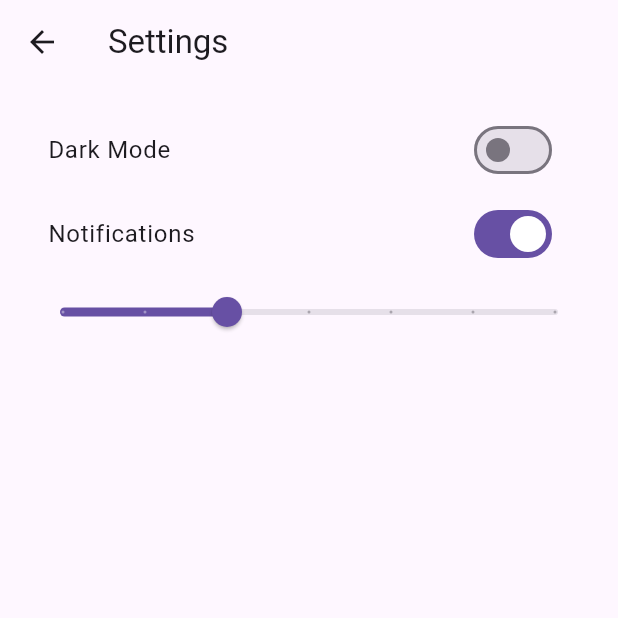
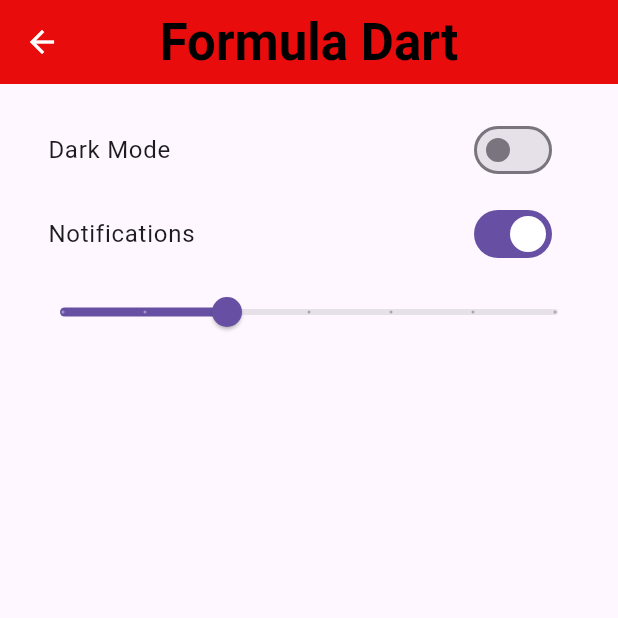
Before and after one commit to eiidoubleyuwes/nimeku-dart-a, a Flutter app: the SettingsPage screen opened directly, on a phone screen of 412 x 824 dp, the top half of it. Run offline on Flutter 3.47's test engine with Material 3 defaults, Android fonts, the phone set to English and light mode, and no system bars; our stand-ins replace get.

Commit message:
Feat:Final commit for the day
I have finnaly made my app look good.

SEMI DEFEAT my bottom bar is not responsive at all

```diff
--- a/myapp_flutter/lib/pages/dashboard.dart
+++ b/myapp_flutter/lib/pages/dashboard.dart
@@ -1,5 +1,6 @@
 import 'package:flutter/material.dart';
 import 'package:myapp_flutter/configs/constants.dart';
+import 'package:myapp_flutter/pages/settings.dart';
 import 'package:myapp_flutter/views/newscards.dart';
 
 class Dashboard extends StatelessWidget {
@@ -67,6 +68,8 @@ class Dashboard extends StatelessWidget {
           BottomNavigationBarItem(
             icon: Icon(Icons.person),
             label: 'Profile',
+            //Move to the setings page
+
           ),
         ],
         selectedItemColor: primaryColor,
--- a/myapp_flutter/lib/pages/settings.dart
+++ b/myapp_flutter/lib/pages/settings.dart
@@ -1,4 +1,5 @@
 import 'package:flutter/material.dart';
+import 'package:myapp_flutter/configs/constants.dart';
 
 class SettingsPage extends StatefulWidget {
   @override
@@ -14,8 +15,15 @@ class _SettingsPageState extends State<SettingsPage> {
   Widget build(BuildContext context) {
     return Scaffold(
       appBar: AppBar(
-        title: Text('Settings'),
-      ),
+        title: Text('Formula Dart'),
+          centerTitle: true,
+          backgroundColor: primaryColor,
+          foregroundColor: appWhiteColor,
+          titleTextStyle: TextStyle(
+            color: headercolor,
+            fontSize: 34.0,
+            fontWeight: FontWeight.bold,
+          )),
       body: ListView(
         padding: EdgeInsets.all(16.0),
         children: [
--- a/myapp_flutter/pubspec.yaml
+++ b/myapp_flutter/pubspec.yaml
@@ -35,6 +35,7 @@ dependencies:
   # The following adds the Cupertino Icons font to your application.
   # Use with the CupertinoIcons class for iOS style icons.
   cupertino_icons: ^1.0.2
+  adaptive_navbar: ^0.0.3
 
 dev_dependencies:
   flutter_test:
```
